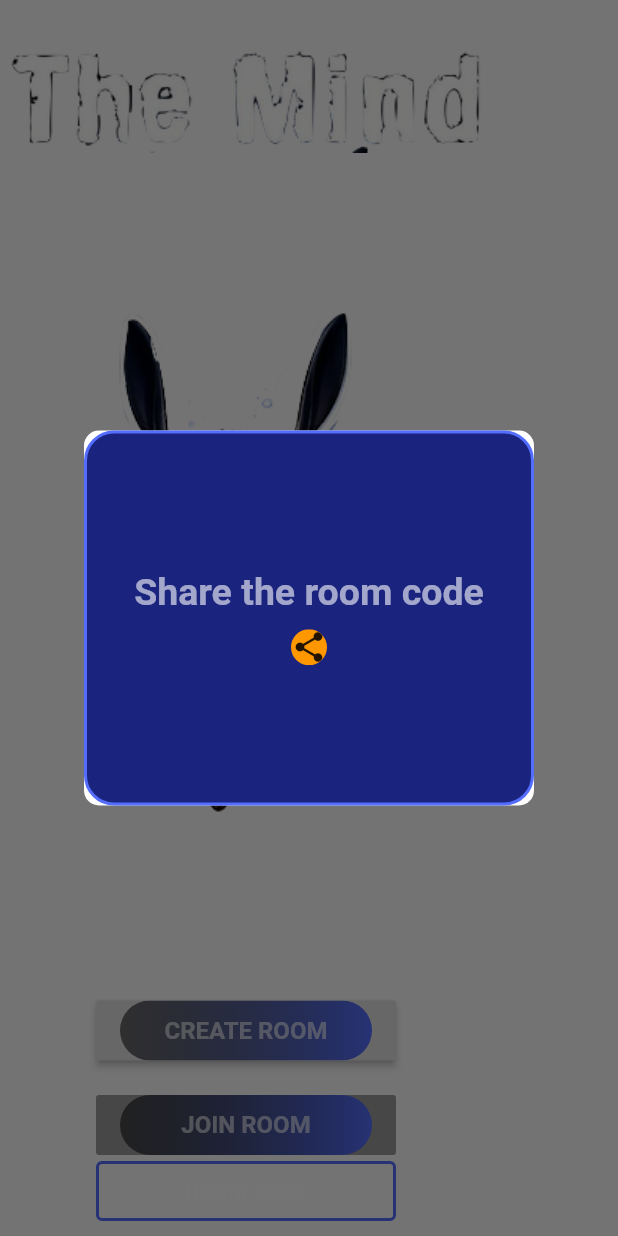
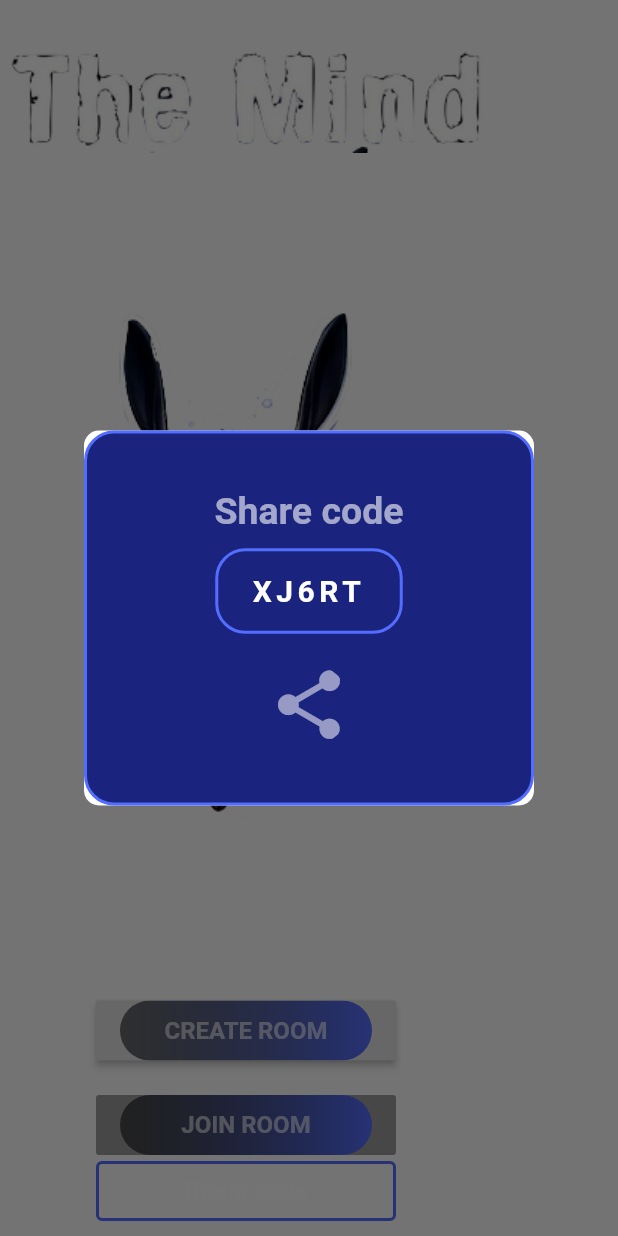
Before and after one commit to Andrea-Giordano/TheMind_mobile, a Flutter app: the screen it shows after launch, after a tap on "CREATE ROOM", on a phone screen of 412 x 824 dp. Run offline on Flutter 3.47's test engine with Material 2 defaults, Android fonts, the phone set to English and light mode, and no system bars; our stand-ins replace simple_animations.

Commit message:
createroom dialog created

```diff
--- a/the_mind/lib/com/kdev/themind/frontend/dialogs/CreateRoomDialog.dart
+++ b/the_mind/lib/com/kdev/themind/frontend/dialogs/CreateRoomDialog.dart
@@ -3,13 +3,12 @@ import 'package:flutter/material.dart';
 
 
 class CreateRoomDialog extends StatefulWidget {
-  final String title, description, roomCode;
+  final String description = "Share code";
+  String roomCode;
 
   final BuildContext mainContext;
 
   CreateRoomDialog({
-    @required this.title,
-    @required this.description,
     @required this.roomCode,
     @required this.mainContext,
   });
@@ -17,17 +16,16 @@ class CreateRoomDialog extends StatefulWidget {
   @override
   _CreateRoomDialogState createState() => _CreateRoomDialogState(
       description: description,
-      title: title,
+      roomCode: roomCode,
       mainContext: mainContext);
 }
 
 class _CreateRoomDialogState extends State<CreateRoomDialog> {
-  final String title, description, roomCode;
+  final String description, roomCode;
 
   final BuildContext mainContext;
 
   _CreateRoomDialogState({
-    @required this.title,
     @required this.description,
     @required this.roomCode,
     @required this.mainContext
@@ -84,20 +82,35 @@ class _CreateRoomDialogState extends State<CreateRoomDialog> {
                 ),
                 SizedBox(height:10),
                 Container(
-                  color: Colors.yellow,
+                  padding: EdgeInsets.all(15),
+                  decoration: BoxDecoration(
+                      color: Colors.indigo[900],
+                      border: Border.all(
+                          color: Colors.indigoAccent,
+                          width: 2
+                      ),
+                      borderRadius: BorderRadius.all(Radius.circular(20))
+                  ),
+                  width: 125,
+                  child:
+                   Text("XJ6RT",
+                   style: TextStyle(fontSize: 20, color: Colors.white, letterSpacing: 3.0, fontWeight: FontWeight.bold),
+                    textAlign:  TextAlign.center,
+                   )
                 ),
+                SizedBox(height: 20),
                 Container(
                   child:
                   ClipOval(
                     child: Material(
-                      color: Colors.orange, // button color
+                      color: Colors.transparent, // button color
                       child: InkWell(
-                        splashColor: Colors.green, // splash color
+                        splashColor: Colors.transparent, // splash color
                         onTap: () {}, // button pressed
                         child: Column(
                           mainAxisAlignment: MainAxisAlignment.center,
                           children: <Widget>[
-                            Icon(Icons.share), // icon
+                            Icon(Icons.share, size: 55, color: Colors.white54,), // icon
                           ],
                         ),
                       ),
--- a/the_mind/lib/main.dart
+++ b/the_mind/lib/main.dart
@@ -155,17 +155,11 @@ class _MyHomePageState extends State<MyHomePage> {
     );
   }
 
-  _createNewRoomDialog(
-      {
-        title: "CREATE ROOM",
-        description: "Share the room code",
-      }) {
+  _createNewRoomDialog() {
     showDialog(
       barrierDismissible: true,
       context: context,
       builder: (BuildContext context) => CreateRoomDialog(
-        title: title,
-        description: description,
         roomCode: "CODICE",
         mainContext: _appContext
       ),
```
